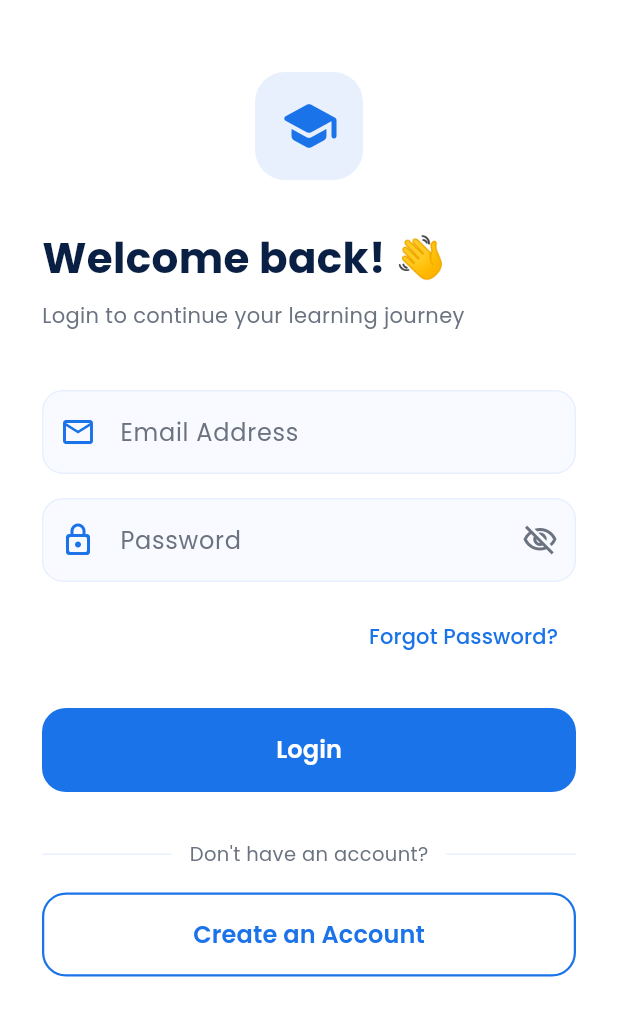
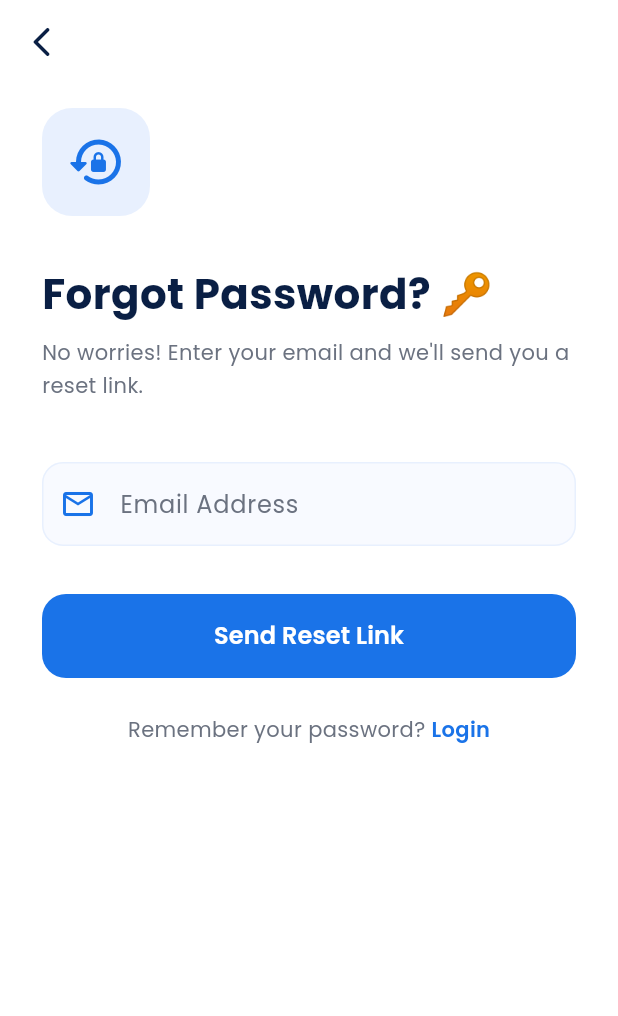
Before and after one commit to galbahN/campusbuddy, a Flutter app: the screen it shows after launch, after a tap on "Skip", after a tap on "Forgot Password?", on a phone screen of 412 x 824 dp. Shown: the top 1016 px of the screen. Run offline on Flutter 3.47's test engine with Material 3 defaults, Android fonts, the phone set to English and light mode, and no system bars.

Commit message:
Add forgot password screen with success state

```diff
--- /dev/null
+++ b/lib/screens/auth/forgot_password_screen.dart
@@ -0,0 +1,339 @@
+import 'package:flutter/material.dart';
+
+class ForgotPasswordScreen extends StatefulWidget {
+  const ForgotPasswordScreen({super.key});
+
+  @override
+  State<ForgotPasswordScreen> createState() => _ForgotPasswordScreenState();
+}
+
+class _ForgotPasswordScreenState extends State<ForgotPasswordScreen> {
+  final _formKey = GlobalKey<FormState>();
+  final _emailController = TextEditingController();
+  bool _isLoading = false;
+  bool _emailSent = false;
+
+  @override
+  void dispose() {
+    _emailController.dispose();
+    super.dispose();
+  }
+
+  void _sendResetEmail() async {
+    if (_formKey.currentState!.validate()) {
+      setState(() => _isLoading = true);
+
+      // Simulate loading for now — Firebase comes next
+      await Future.delayed(const Duration(seconds: 2));
+
+      setState(() {
+        _isLoading = false;
+        _emailSent = true;
+      });
+    }
+  }
+
+  @override
+  Widget build(BuildContext context) {
+    return Scaffold(
+      backgroundColor: Colors.white,
+      appBar: AppBar(
+        backgroundColor: Colors.white,
+        elevation: 0,
+        leading: IconButton(
+          icon: const Icon(
+            Icons.arrow_back_ios_rounded,
+            color: Color(0xFF0A1F44),
+          ),
+          onPressed: () => Navigator.pop(context),
+        ),
+      ),
+      body: SafeArea(
+        child: SingleChildScrollView(
+          padding: const EdgeInsets.symmetric(horizontal: 28.0),
+          child: _emailSent ? _buildSuccessState() : _buildFormState(),
+        ),
+      ),
+    );
+  }
+
+  // Form state
+  Widget _buildFormState() {
+    return Column(
+      crossAxisAlignment: CrossAxisAlignment.start,
+      children: [
+        const SizedBox(height: 16),
+
+        // Icon
+        Container(
+          width: 72,
+          height: 72,
+          decoration: BoxDecoration(
+            color: const Color(0xFFE8F0FE),
+            borderRadius: BorderRadius.circular(20),
+          ),
+          child: const Icon(
+            Icons.lock_reset_rounded,
+            size: 40,
+            color: Color(0xFF1A73E8),
+          ),
+        ),
+
+        const SizedBox(height: 32),
+
+        // Title
+        const Text(
+          'Forgot Password? 🔑',
+          style: TextStyle(
+            fontFamily: 'Poppins',
+            fontSize: 28,
+            fontWeight: FontWeight.w700,
+            color: Color(0xFF0A1F44),
+          ),
+        ),
+
+        const SizedBox(height: 8),
+
+        const Text(
+          'No worries! Enter your email and we\'ll send you a reset link.',
+          style: TextStyle(
+            fontFamily: 'Poppins',
+            fontSize: 14,
+            color: Color(0xFF6B7280),
+            height: 1.6,
+          ),
+        ),
+
+        const SizedBox(height: 40),
+
+        // Form
+        Form(
+          key: _formKey,
+          child: Column(
+            children: [
+              // Email field
+              TextFormField(
+                controller: _emailController,
+                keyboardType: TextInputType.emailAddress,
+                style: const TextStyle(
+                  fontFamily: 'Poppins',
+                  color: Color(0xFF0A1F44),
+                ),
+                decoration: InputDecoration(
+                  labelText: 'Email Address',
+                  labelStyle: const TextStyle(
+                    fontFamily: 'Poppins',
+                    color: Color(0xFF6B7280),
+                  ),
+                  prefixIcon: const Icon(
+                    Icons.email_outlined,
+                    color: Color(0xFF1A73E8),
+                  ),
+                  filled: true,
+                  fillColor: const Color(0xFFF8FAFF),
+                  border: OutlineInputBorder(
+                    borderRadius: BorderRadius.circular(14),
+                    borderSide: const BorderSide(color: Color(0xFFE8F0FE)),
+                  ),
+                  enabledBorder: OutlineInputBorder(
+                    borderRadius: BorderRadius.circular(14),
+                    borderSide: const BorderSide(color: Color(0xFFE8F0FE)),
+                  ),
+                  focusedBorder: OutlineInputBorder(
+                    borderRadius: BorderRadius.circular(14),
+                    borderSide: const BorderSide(
+                      color: Color(0xFF1A73E8),
+                      width: 2,
+                    ),
+                  ),
+                  errorBorder: OutlineInputBorder(
+                    borderRadius: BorderRadius.circular(14),
+                    borderSide: const BorderSide(color: Color(0xFFD32F2F)),
+                  ),
+                  focusedErrorBorder: OutlineInputBorder(
+                    borderRadius: BorderRadius.circular(14),
+                    borderSide: const BorderSide(
+                      color: Color(0xFFD32F2F),
+                      width: 2,
+                    ),
+                  ),
+                ),
+                validator: (value) {
+                  if (value == null || value.isEmpty) {
+                    return 'Please enter your email';
+                  }
+                  if (!RegExp(r'^[\w-\.]+@([\w-]+\.)+[\w-]{2,4}$')
+                      .hasMatch(value)) {
+                    return 'Please enter a valid email';
+                  }
+                  return null;
+                },
+              ),
+
+              const SizedBox(height: 32),
+
+              // Send reset link button
+              SizedBox(
+                width: double.infinity,
+                height: 56,
+                child: ElevatedButton(
+                  onPressed: _isLoading ? null : _sendResetEmail,
+                  style: ElevatedButton.styleFrom(
+                    backgroundColor: const Color(0xFF1A73E8),
+                    foregroundColor: Colors.white,
+                    elevation: 0,
+                    shape: RoundedRectangleBorder(
+                      borderRadius: BorderRadius.circular(16),
+                    ),
+                  ),
+                  child: _isLoading
+                      ? const SizedBox(
+                          width: 24,
+                          height: 24,
+                          child: CircularProgressIndicator(
+                            color: Colors.white,
+                            strokeWidth: 2.5,
+                          ),
+                        )
+                      : const Text(
+                          'Send Reset Link',
+                          style: TextStyle(
+                            fontFamily: 'Poppins',
+                            fontSize: 16,
+                            fontWeight: FontWeight.w600,
+                          ),
+                        ),
+                ),
+              ),
+
+              const SizedBox(height: 24),
+
+              // Back to login
+              Row(
+                mainAxisAlignment: MainAxisAlignment.center,
+                children: [
+                  const Text(
+                    'Remember your password? ',
+                    style: TextStyle(
+                      fontFamily: 'Poppins',
+                      color: Color(0xFF6B7280),
+                      fontSize: 14,
+                    ),
+                  ),
+                  GestureDetector(
+                    onTap: () => Navigator.pop(context),
+                    child: const Text(
+                      'Login',
+                      style: TextStyle(
+                        fontFamily: 'Poppins',
+                        color: Color(0xFF1A73E8),
+                        fontWeight: FontWeight.w600,
+                        fontSize: 14,
+                      ),
+                    ),
+                  ),
+                ],
+              ),
+            ],
+          ),
+        ),
+      ],
+    );
+  }
+
+  // Success state after email is sent
+  Widget _buildSuccessState() {
+    return Column(
+      crossAxisAlignment: CrossAxisAlignment.center,
+      children: [
+        const SizedBox(height: 60),
+
+        // Success icon
+        Container(
+          width: 100,
+          height: 100,
+          decoration: BoxDecoration(
+            color: const Color(0xFFE8F0FE),
+            borderRadius: BorderRadius.circular(30),
+          ),
+          child: const Icon(
+            Icons.mark_email_read_rounded,
+            size: 56,
+            color: Color(0xFF1A73E8),
+          ),
+        ),
+
+        const SizedBox(height: 32),
+
+        const Text(
+          'Check your email! 📬',
+          textAlign: TextAlign.center,
+          style: TextStyle(
+            fontFamily: 'Poppins',
+            fontSize: 26,
+            fontWeight: FontWeight.w700,
+            color: Color(0xFF0A1F44),
+          ),
+        ),
+
+        const SizedBox(height: 12),
+
+        Text(
+          'We sent a password reset link to\n${_emailController.text}',
+          textAlign: TextAlign.center,
+          style: const TextStyle(
+            fontFamily: 'Poppins',
+            fontSize: 14,
+            color: Color(0xFF6B7280),
+            height: 1.6,
+          ),
+        ),
+
+        const SizedBox(height: 48),
+
+        // Back to login button
+        SizedBox(
+          width: double.infinity,
+          height: 56,
+          child: ElevatedButton(
+            onPressed: () => Navigator.pop(context),
+            style: ElevatedButton.styleFrom(
+              backgroundColor: const Color(0xFF1A73E8),
+              foregroundColor: Colors.white,
+              elevation: 0,
+              shape: RoundedRectangleBorder(
+                borderRadius: BorderRadius.circular(16),
+              ),
+            ),
+            child: const Text(
+              'Back to Login',
+              style: TextStyle(
+                fontFamily: 'Poppins',
+                fontSize: 16,
+                fontWeight: FontWeight.w600,
+              ),
+            ),
+          ),
+        ),
+
+        const SizedBox(height: 24),
+
+        // Resend email
+        GestureDetector(
+          onTap: () {
+            setState(() => _emailSent = false);
+          },
+          child: const Text(
+            'Didn\'t receive the email? Try again',
+            style: TextStyle(
+              fontFamily: 'Poppins',
+              color: Color(0xFF1A73E8),
+              fontWeight: FontWeight.w500,
+              fontSize: 14,
+            ),
+          ),
+        ),
+      ],
+    );
+  }
+}
--- a/lib/screens/auth/login_screen.dart
+++ b/lib/screens/auth/login_screen.dart
@@ -1,4 +1,5 @@
 import 'package:campusbuddy/screens/auth/signup_screen.dart';
+import 'package:campusbuddy/screens/auth/forgot_password_screen.dart';
 import 'package:flutter/material.dart';
 
 class LoginScreen extends StatefulWidget {
@@ -67,7 +68,8 @@ class _LoginScreenState extends State<LoginScreen> {
               const SizedBox(height: 32),
 
               // Title
-              const Text(
+              Center(
+                child: const Text(
                   'Welcome back! 👋',
                   style: TextStyle(
                     fontFamily: 'Poppins',
@@ -76,15 +78,18 @@ class _LoginScreenState extends State<LoginScreen> {
                     color: Color(0xFF0A1F44),
                   ),
                 ),
+              ),
 
               const SizedBox(height: 8),
 
-              const Text(
+              Center(
+                child: const Text(
                   'Login to continue your learning journey',
                   style: TextStyle(
                     fontFamily: 'Poppins',
                     fontSize: 14,
                     color: Color(0xFF6B7280),
+                  ),
                 ),
               ),
 
@@ -247,7 +252,13 @@ class _LoginScreenState extends State<LoginScreen> {
                       alignment: Alignment.centerRight,
                       child: TextButton(
                         onPressed: () {
-                          debugPrint('Forgot password tapped');
+                          Navigator.push(
+                            context,
+                            MaterialPageRoute(
+                              builder: (context) =>
+                                  const ForgotPasswordScreen(),
+                            ),
+                          );
                         },
                         child: const Text(
                           'Forgot Password?',
```
Lines whose indentation alone changed are shown as unchanged.
